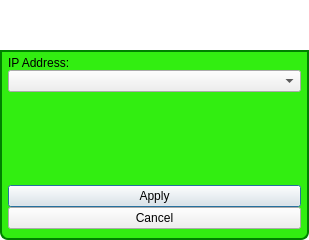
Old version of the form GoTvApps/GoTvCommon/Forms/ActivityChooseIpAddress.ui in the repository brettrjones/gotvptop.
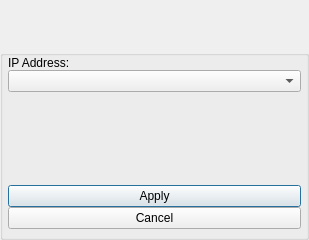
New version of the form. Custom widgets are drawn as their Qt base class.

```diff
--- a/GoTvApps/GoTvCommon/Forms/ActivityChooseIpAddress.ui
+++ b/GoTvApps/GoTvCommon/Forms/ActivityChooseIpAddress.ui
@@ -22,39 +22,6 @@
   <property name="toolTip">
    <string/>
   </property>
-  <property name="styleSheet">
-   <string notr="true">QDialog#ChooseIpAddressDlg
-{   
-color: transparent;
-background-color: transparent;
-border: 1px solid transparent;
-border-radius: 8px; 
-}
-
-#DialogTitleBox
-{   
-color: black;
-background-color: rgb(50,238,17);
-border: 2px solid green;
-border-top-left-radius: 8px; 
-border-top-right-radius: 8px;
-}
-
-#DialogTitleLabel
-{   
-color: black;
-}
-
-#DialogItemsGroupBox
-{   
-background-color: rgb(50,238,17);
-border: 2px solid green;
-border-top-color: green; 
-border-bottom-left-radius: 8px; 
-border-bottom-right-radius: 8px;
-}
-</string>
-  </property>
   <layout class="QVBoxLayout" name="verticalLayout">
    <property name="spacing">
     <number>0</number>
@@ -170,6 +137,14 @@
    </item>
   </layout>
  </widget>
+ <customwidgets>
+  <customwidget>
+   <class>BottomBarWidget</class>
+   <extends>QWidget</extends>
+   <header location="global">BottomBarWidget.h</header>
+   <container>1</container>
+  </customwidget>
+ </customwidgets>
  <resources/>
  <connections/>
 </ui>
```
Left out of the diff: 64 changed lines with no effect on the pictures.
